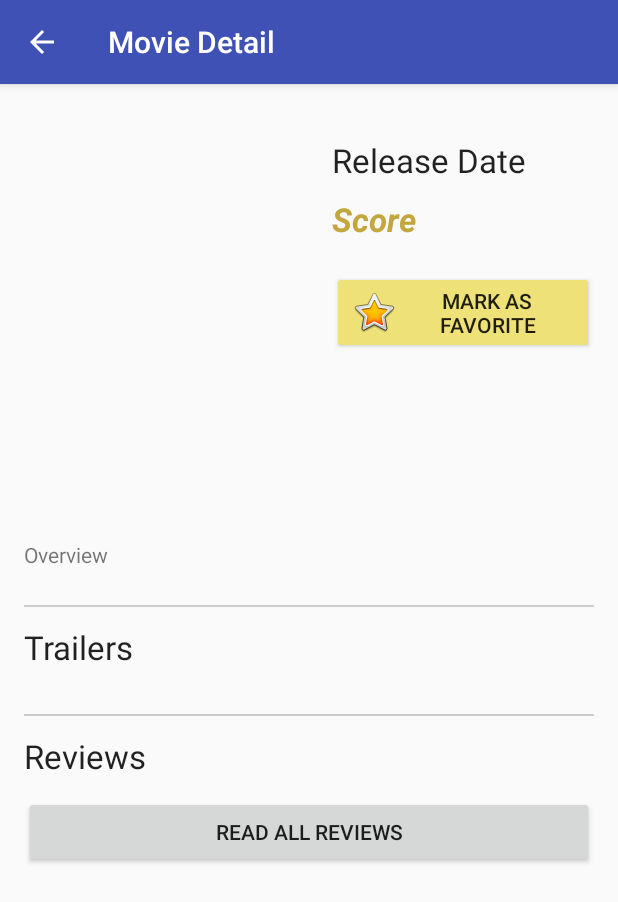
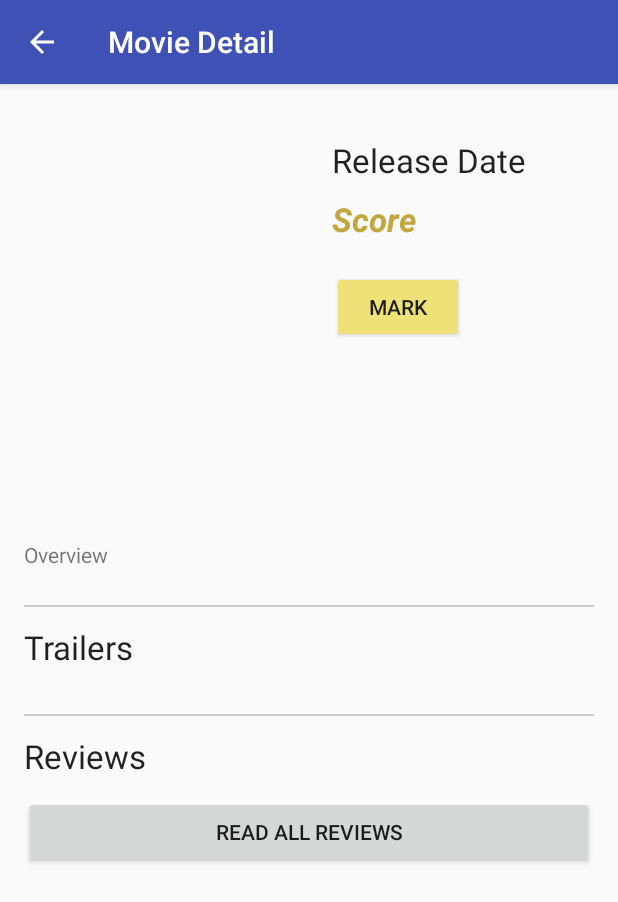
Before and after one commit to huienhuang/PopularMoviesIIR2, an Android app: the fragment MovieDetailFragment placed in its activity, on a phone screen of 412 x 824 dp. Shown: the top 902 px of the screen. Run offline under Robolectric (Android 15) with nearby library versions, the phone set to English and light mode, and no system bars; our stand-ins replace Picasso; network calls fail; pictures from the network do not load; 1 statement that could not run was skipped.

Commit message:
remove the icon from button "Mark"

```diff
--- a/app/src/main/java/com/tinyappsdev/popularmoviesiir2/MovieDetailFragment.java
+++ b/app/src/main/java/com/tinyappsdev/popularmoviesiir2/MovieDetailFragment.java
@@ -193,7 +193,7 @@ public class MovieDetailFragment extends Fragment {
 
         Button buttonMaskAsFavorite = ((Button)view.findViewById(R.id.button_mask_as_favorite));
         boolean isMarked = mFavoriteMovies.isMarked(mMovie);
-        buttonMaskAsFavorite.setText(isMarked ? "Unmark" : "Mark As Favorite");
+        buttonMaskAsFavorite.setText(isMarked ? "Unmark" : "Mark");
 
         buttonMaskAsFavorite.setTag(isMarked);
         buttonMaskAsFavorite.setOnClickListener(new View.OnClickListener() {
@@ -205,7 +205,7 @@ public class MovieDetailFragment extends Fragment {
                     mFavoriteMovies.mark(mMovie);
                 isMarked = mFavoriteMovies.isMarked(mMovie);
                 v.setTag(isMarked);
-                ((Button)v).setText(isMarked ? "Unmark" : "Mark As Favorite");
+                ((Button)v).setText(isMarked ? "Unmark" : "Mark");
             }
         });
 
--- a/app/src/main/res/layout/fragment_movie_detail.xml
+++ b/app/src/main/res/layout/fragment_movie_detail.xml
@@ -45,13 +45,13 @@
     <android.support.v7.widget.AppCompatButton
         android:layout_width="wrap_content"
         android:layout_height="wrap_content"
-        android:text="Mark As Favorite"
+        android:text="Mark"
         android:id="@+id/button_mask_as_favorite"
         android:layout_below="@+id/textview_detail_score"
         android:layout_alignLeft="@+id/textview_detail_date"
         android:layout_marginTop="20dp"
         app:backgroundTint="#ede178"
-        android:drawableLeft="@android:drawable/btn_star_big_on" />
+         />
 
     <TextView
         android:layout_width="match_parent"
```
